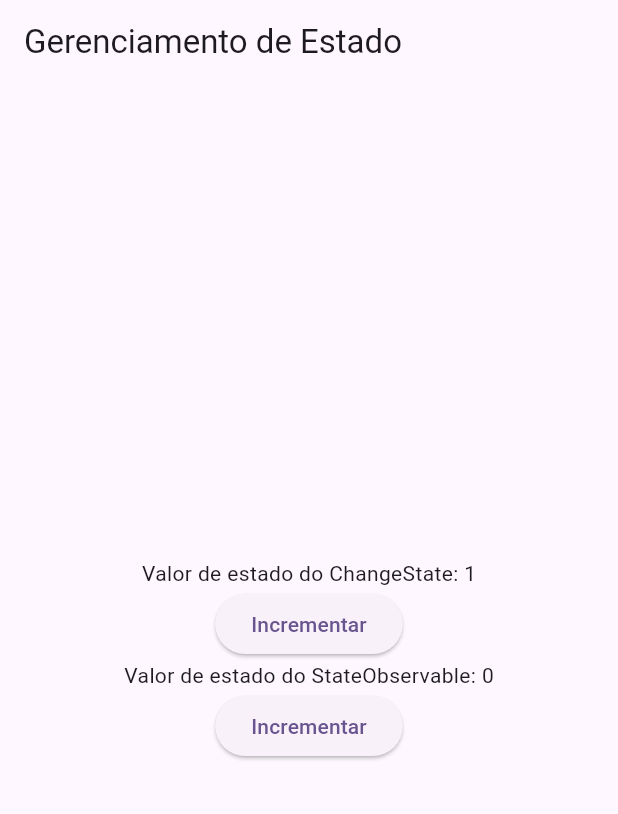
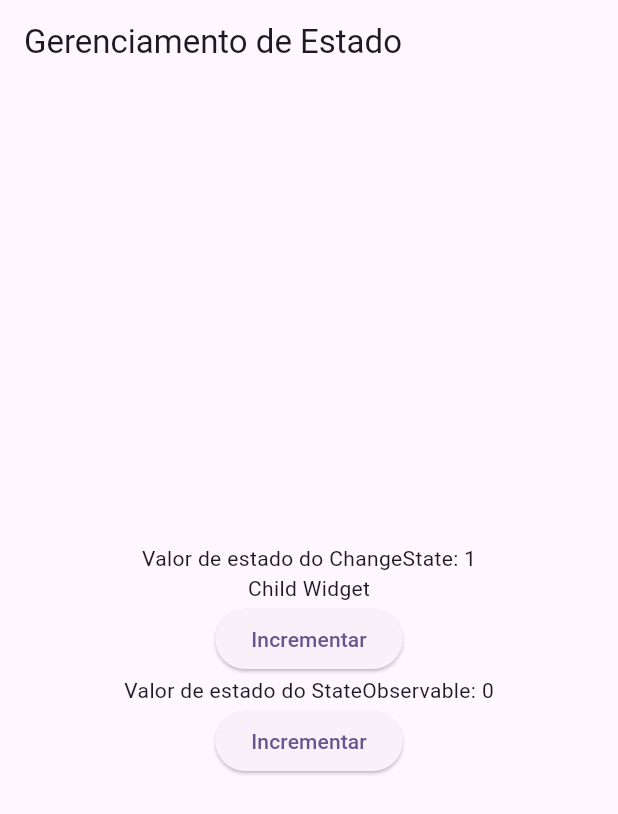
Before and after one commit to ericdiasblu/gerenciamento-estado-flutter, a Flutter app: the screen it shows after launch, after a tap on "Incrementar", on a phone screen of 412 x 824 dp. Shown: the top 814 px of the screen. Run offline on Flutter 3.47's test engine with Material 3 defaults, Android fonts, the phone set to English and light mode, and no system bars.

Commit message:
Criando ObservableBuilder que da rebuild em alguma parte da tela

```diff
--- /dev/null
+++ b/lib/builders/observable_builder.dart
@@ -0,0 +1,36 @@
+import 'package:flutter/material.dart';
+import 'package:gerenciamento_estado/contracts/observable.dart';
+
+class ObservableBuilder extends StatefulWidget {
+  final Observable observable;
+  final Widget Function(BuildContext context,Widget? child) builder;
+  final Widget? child;
+  const ObservableBuilder({super.key, required this.observable, required this.builder, this.child});
+
+  @override
+  State<ObservableBuilder> createState() => _ObservableBuilderState();
+}
+
+class _ObservableBuilderState extends State<ObservableBuilder> {
+
+  @override
+  void initState() {
+    widget.observable?.addListener(rebuild);
+    super.initState();
+  }
+
+  void rebuild() {
+    setState(() {});
+  }
+
+  @override
+  Widget build(BuildContext context) {
+    return widget.builder(context, widget.child);
+  }
+
+  @override
+  void dispose() {
+    widget.observable?.removeListener(rebuild);
+    super.dispose();
+  }
+}
--- a/lib/main.dart
+++ b/lib/main.dart
@@ -1,4 +1,5 @@
 import 'package:flutter/material.dart';
+import 'package:gerenciamento_estado/builders/observable_builder.dart';
 import 'package:gerenciamento_estado/classes/counter_state.dart';
 import 'package:gerenciamento_estado/controllers/state_observable.dart';
 
@@ -33,7 +34,6 @@ class _MyHomePageState extends State<MyHomePage> {
   final counterState = CounterState();
 
   initState() {
-    counterState.addListener(callback);
     observableCounter.addListener(callback);
     super.initState();
   }
@@ -50,14 +50,29 @@ class _MyHomePageState extends State<MyHomePage> {
         child: Column(
           mainAxisAlignment: MainAxisAlignment.center,
           children: [
-            Text("Valor de estado do ChangeState: ${counterState.counter}"),
+            ObservableBuilder(
+              observable: counterState,
+              child: const Text("Child Widget"),
+              builder: (context, child) {
+                return Column(
+                  children: [
+                    Text(
+                      "Valor de estado do ChangeState: ${counterState.counter}",
+                    ),
+                    child!,
+                  ],
+                );
+              },
+            ),
             ElevatedButton(
               onPressed: () {
                 counterState.increment();
               },
               child: Text("Incrementar"),
             ),
-            Text("Valor de estado do StateObservable: ${observableCounter.state}"),
+            Text(
+              "Valor de estado do StateObservable: ${observableCounter.state}",
+            ),
             ElevatedButton(
               onPressed: () {
                 observableCounter.state++;
@@ -71,7 +86,6 @@ class _MyHomePageState extends State<MyHomePage> {
   }
 
   void dispose() {
-    counterState.removeListener(callback);
     observableCounter.removeListener(callback);
     super.dispose();
   }
```
